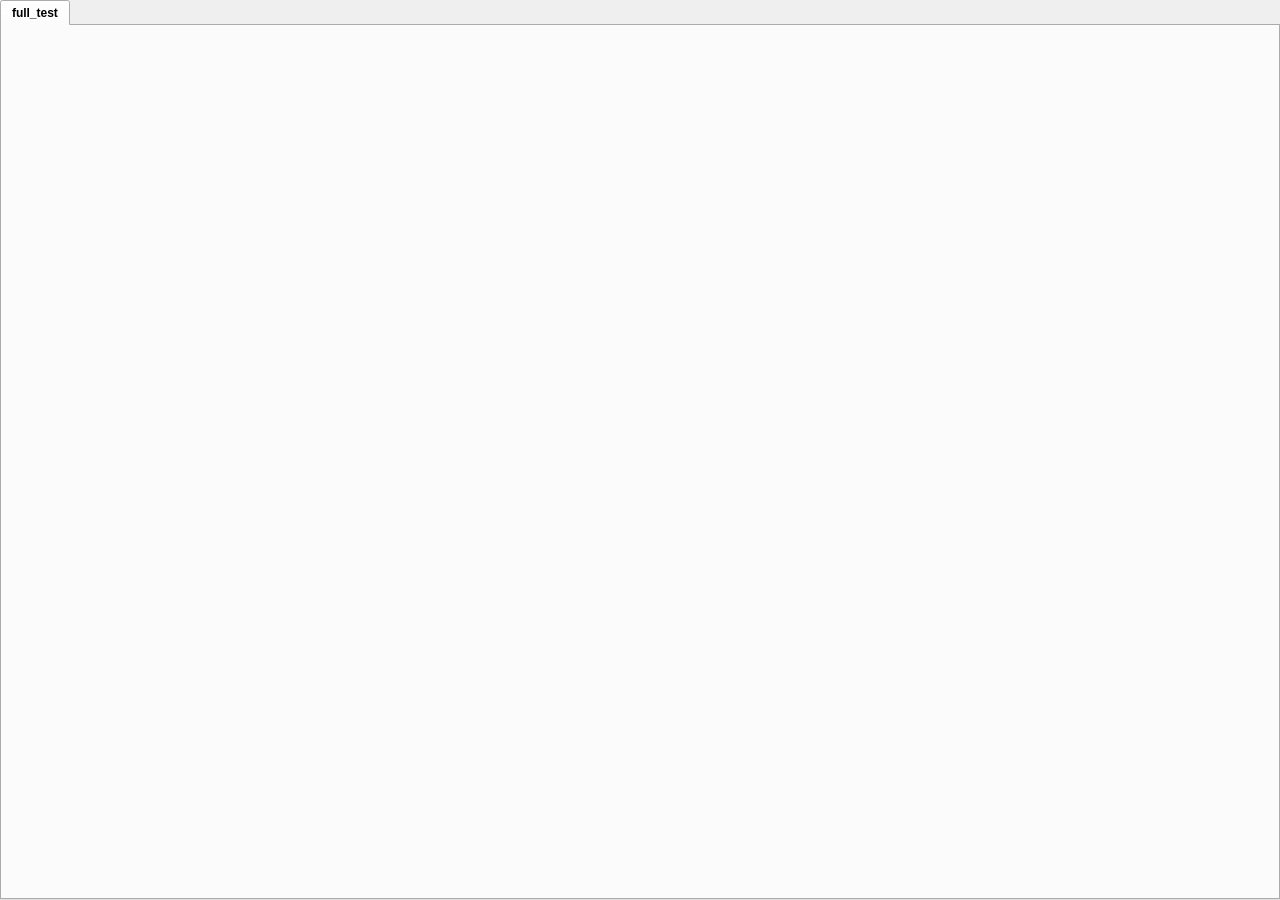
Qt form UI_crest_debugger.ui (JohnsonChouCrestDiving/eopi_debugger) before a commit.
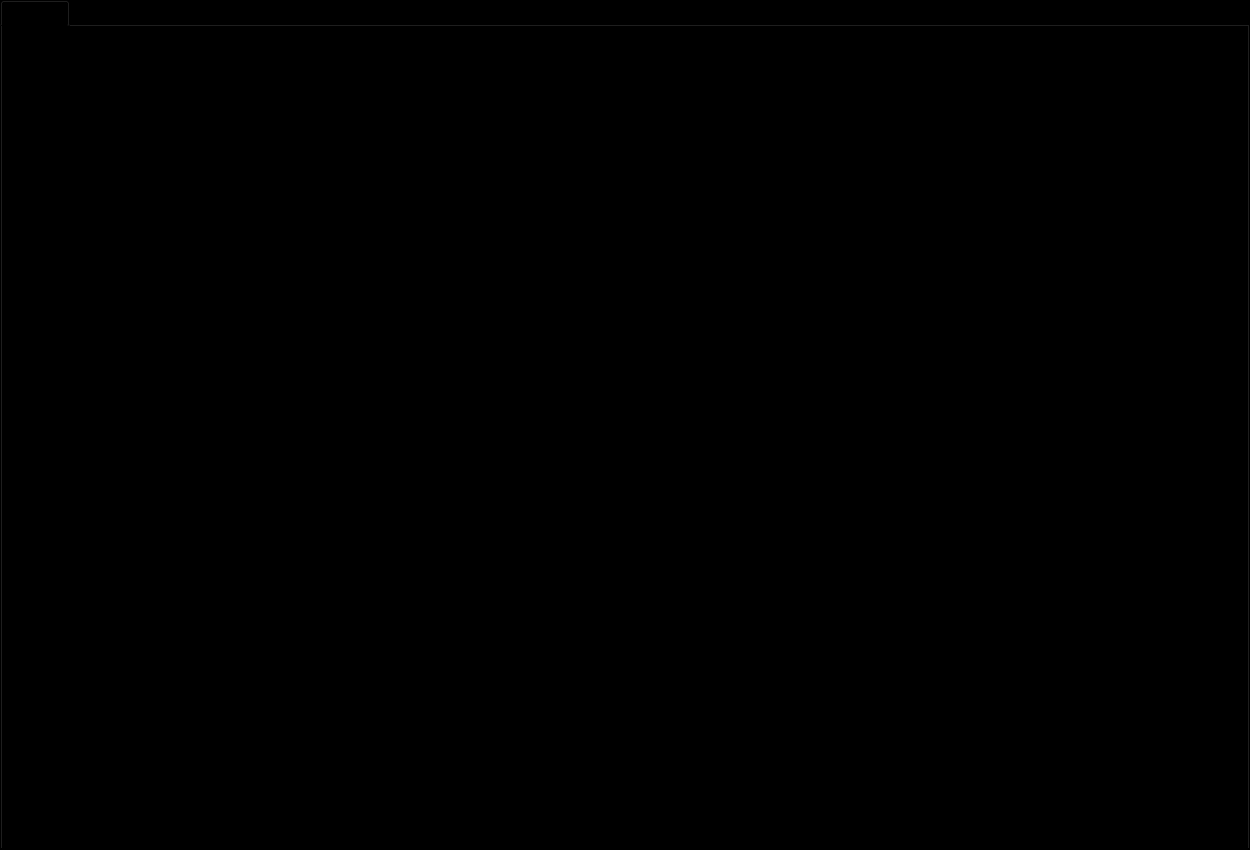
The same form after that commit.

What changed in the file:
```diff
--- a/UI_crest_debugger.ui
+++ b/UI_crest_debugger.ui
@@ -6,45 +6,48 @@
    <rect>
     <x>0</x>
     <y>0</y>
-    <width>1280</width>
-    <height>900</height>
+    <width>1250</width>
+    <height>850</height>
    </rect>
   </property>
   <property name="minimumSize">
    <size>
-    <width>1280</width>
-    <height>900</height>
+    <width>1250</width>
+    <height>850</height>
    </size>
   </property>
   <property name="maximumSize">
    <size>
-    <width>1500</width>
-    <height>900</height>
+    <width>1250</width>
+    <height>850</height>
    </size>
   </property>
   <property name="windowTitle">
    <string>MainWindow</string>
   </property>
   <widget class="QWidget" name="centralwidget">
+   <property name="styleSheet">
+    <string notr="true">background-color: rgb(0, 0, 0);</string>
+   </property>
    <widget class="QTabWidget" name="tabWidget">
     <property name="geometry">
      <rect>
       <x>0</x>
       <y>0</y>
-      <width>1280</width>
-      <height>900</height>
+      <width>1250</width>
+      <height>850</height>
      </rect>
     </property>
     <property name="minimumSize">
      <size>
-      <width>1280</width>
-      <height>900</height>
+      <width>1250</width>
+      <height>850</height>
      </size>
     </property>
     <property name="maximumSize">
      <size>
-      <width>1280</width>
-      <height>900</height>
+      <width>1250</width>
+      <height>850</height>
      </size>
     </property>
     <property name="font">
@@ -84,8 +87,8 @@
        <rect>
         <x>0</x>
         <y>0</y>
-        <width>1271</width>
-        <height>871</height>
+        <width>1241</width>
+        <height>821</height>
        </rect>
       </property>
       <layout class="QGridLayout" name="full_test_Layout"/>
```
